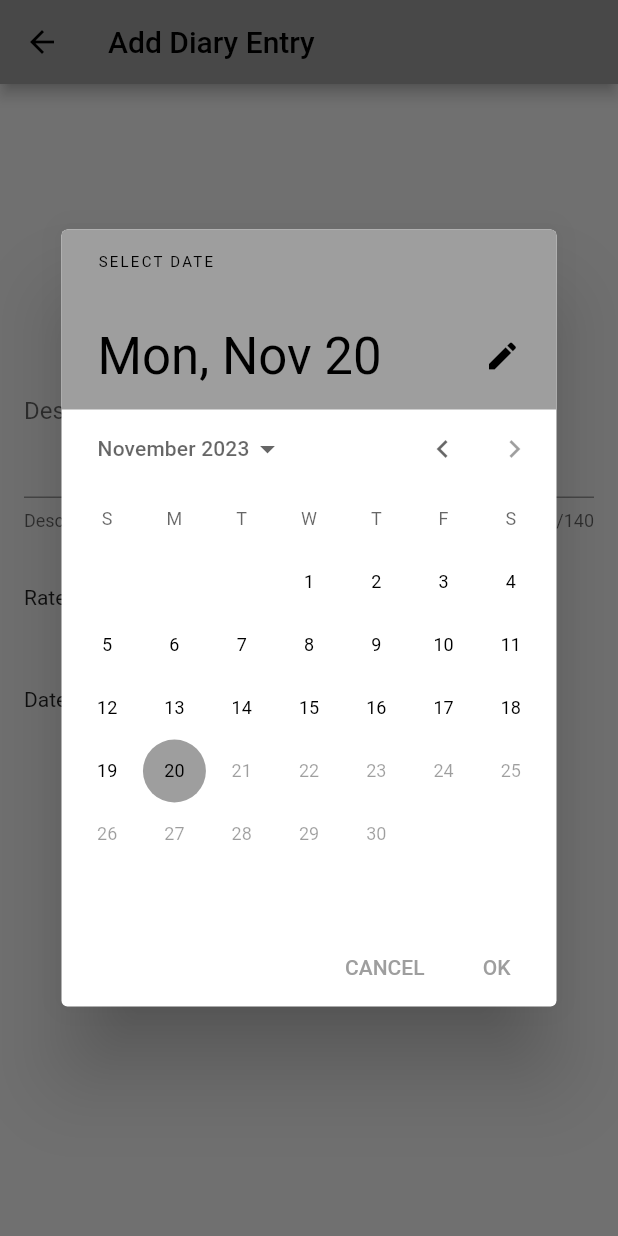
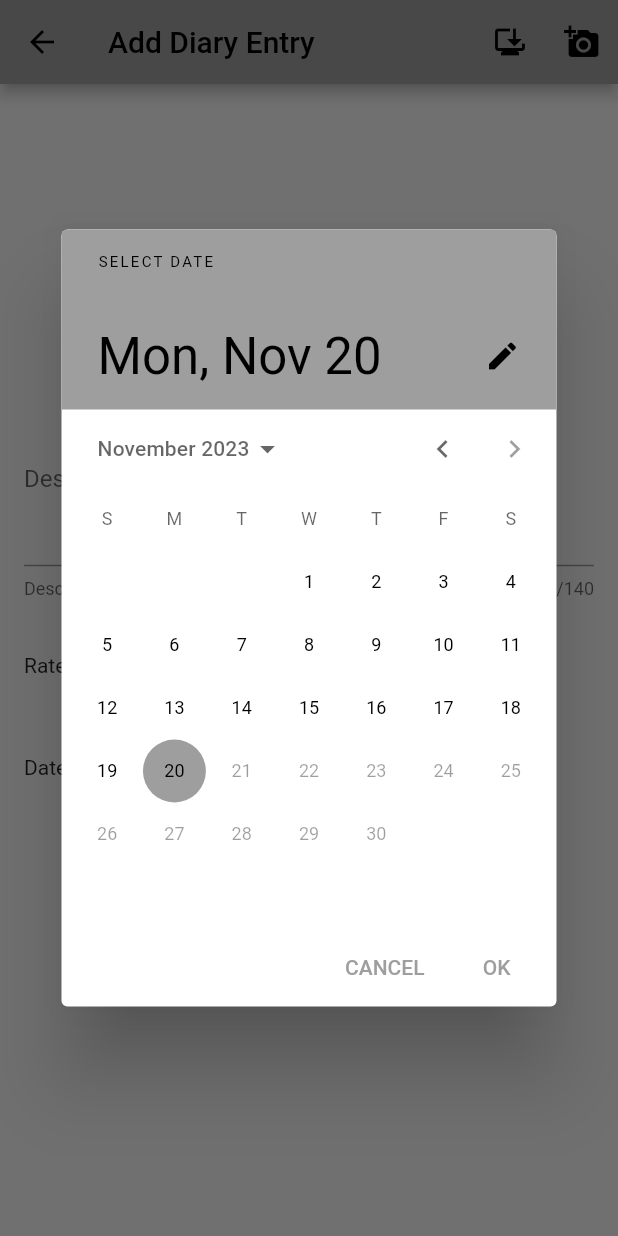
Before and after one commit to rwlush/diary-app-firebase, a Flutter app: the AddEntryView screen opened directly with empty values, after a tap on the "calendar today" icon, on a phone screen of 412 x 824 dp. Run offline on Flutter 3.47's test engine with Material 2 defaults, Android fonts, the phone set to English and light mode, and no system bars; our stand-ins replace cloud_firestore, firebase_auth, firebase_core, firebase_storage, image_picker; missing offline and left inert: firebase_ui_auth; accounts and stored records are empty.

Commit message:
-Updated diary entry model to include image paths -Implemented firebase image upload and deletion -Adding images from Add Entry View now works -Conditional rendering of images and buttons

```diff
--- a/lib/model/diary_entry.dart
+++ b/lib/model/diary_entry.dart
@@ -5,9 +5,11 @@
   final DateTime date;
   final String description;
   final int rating;
+  final String? imagePath;
 
   DiaryEntry(
       {this.id,
+      this.imagePath,
       required this.date,
       required this.description,
       required this.rating});
@@ -17,16 +19,17 @@
       'date': Timestamp.fromDate(date),
       'description': description,
       'rating': rating,
+      'imagePath': imagePath
     };
   }
 
   static DiaryEntry fromMap(DocumentSnapshot doc) {
     Map<String, dynamic> map = doc.data() as Map<String, dynamic>;
     return DiaryEntry(
-      id: doc.id,
-      date: DateTime.parse(map['date'].toDate().toString()),
-      description: map['description'],
-      rating: map['rating'],
-    );
+        id: doc.id,
+        date: DateTime.parse(map['date'].toDate().toString()),
+        description: map['description'],
+        rating: map['rating'],
+        imagePath: map['imagePath']);
   }
 }
--- a/lib/views/add_entry_view.dart
+++ b/lib/views/add_entry_view.dart
@@ -60,8 +60,9 @@
     }
   }
 
-  void _saveEntry() {
+  void _saveEntry() async {
     final String description = _descriptionController.text;
+    String? imagePath;
     if (description.isEmpty) {
       ScaffoldMessenger.of(context).showSnackBar(
         const SnackBar(content: Text('Description cannot be empty')),
@@ -69,10 +70,19 @@
       return;
     }
 
+    if (_image != null) {
+      try {
+        imagePath = await widget.diaryController.uploadImageToFirebase(_image);
+      } catch (e) {
+        throw Exception(e);
+      }
+    }
+
     final DiaryEntry newEntry = DiaryEntry(
       date: _selectedDate,
       description: description,
       rating: _rating,
+      imagePath: imagePath,
     );
 
     widget.diaryController.addEntry(newEntry).then((_) {
@@ -113,6 +123,20 @@
   Widget build(BuildContext context) {
     return Scaffold(
       appBar: AppBar(
+        actions: [
+          IconButton(
+            icon: const Icon(Icons.browser_updated),
+            onPressed: () {
+              _pickImageFromGallery();
+            },
+          ),
+          IconButton(
+            icon: const Icon(Icons.add_a_photo),
+            onPressed: () {
+              _pickImageFromCamera();
+            },
+          )
+        ],
         title: widget.entry == null
             ? Text('Add Diary Entry')
             : Text('Edit Diary Entry'),
@@ -164,40 +188,56 @@
             ),
             Column(
               children: [
-                ElevatedButton(
-                  onPressed: _pickImageFromGallery,
-                  child: Text('Pick Image from Gallery'),
+                SizedBox(height: 15,),
+                Row(
+                  mainAxisAlignment: MainAxisAlignment.center,
+                  children: [
+                    Column(
+                      mainAxisAlignment: MainAxisAlignment.center,
+                      children: [
+                        widget.entry?.imagePath != null
+                            ? Text(
+                                "Current Image",
+                                style: TextStyle(
+                                    fontSize: 12, fontWeight: FontWeight.bold),
+                              )
+                            : Container(),
+                        widget.entry?.imagePath != null
+                            ? Image(
+                                height: 175,
+                                width: 175,
+                                image: NetworkImage(
+                                    widget.entry?.imagePath as String))
+                            : Container(),
+                      ],
                     ),
-                ElevatedButton(
-                  onPressed: _pickImageFromCamera,
-                  child: Text('Capture Image from Camera'),
-                ),
-                SizedBox(height: 10,),
                     Column(
+                      mainAxisAlignment: MainAxisAlignment.center,
                       children: [
                         _image != null
                             ? Text(
-                            "Current Image",
+                                "New Image",
                                 style: TextStyle(
-                                fontSize: 12,
-                                fontWeight: FontWeight.bold),
+                                    fontSize: 12, fontWeight: FontWeight.bold),
                               )
                             : Container(),
                         _image != null
                             ? kIsWeb
                                 ? Image.network(
                                     _image!.path,
-                                width: 300,
-                                height: 300,
+                                    width: 175,
+                                    height: 175,
                                   )
                                 : Image.file(
-                                width: 200,
-                                height: 200,
+                                    width: 175,
+                                    height: 175,
                                     File(_image!.path),
                                   )
                             : Container(),
                       ],
                     ),
+                  ],
+                )
               ],
             ),
             const SizedBox(height: 20),
--- a/pubspec.yaml
+++ b/pubspec.yaml
@@ -1,10 +1,10 @@
 name: dear_diary
 description: Assignment 2 Part 1
-publish_to: 'none'
+publish_to: "none"
 version: 0.1.0
 
 environment:
-  sdk: '>=3.1.0 <4.0.0'
+  sdk: ">=3.1.0 <4.0.0"
 
 dependencies:
   flutter:
@@ -17,6 +17,7 @@
   firebase_core: ^2.22.0
   firebase_auth: ^4.14.0
   firebase_ui_auth: ^1.10.0
+  firebase_storage: ^11.2.8
   cloud_firestore: ^4.13.1
   image_picker: ^1.0.4
 
```
Also changed, not shown: lib/controller/diary_controller.dart (+69 -0 lines), pubspec.lock, 3 other files. Lines whose indentation alone changed are shown as unchanged.
